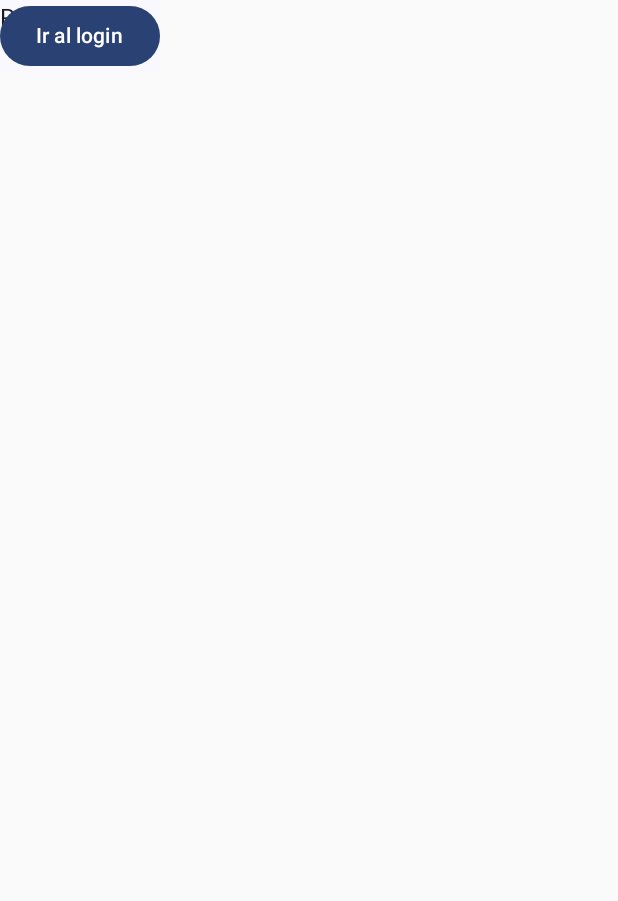
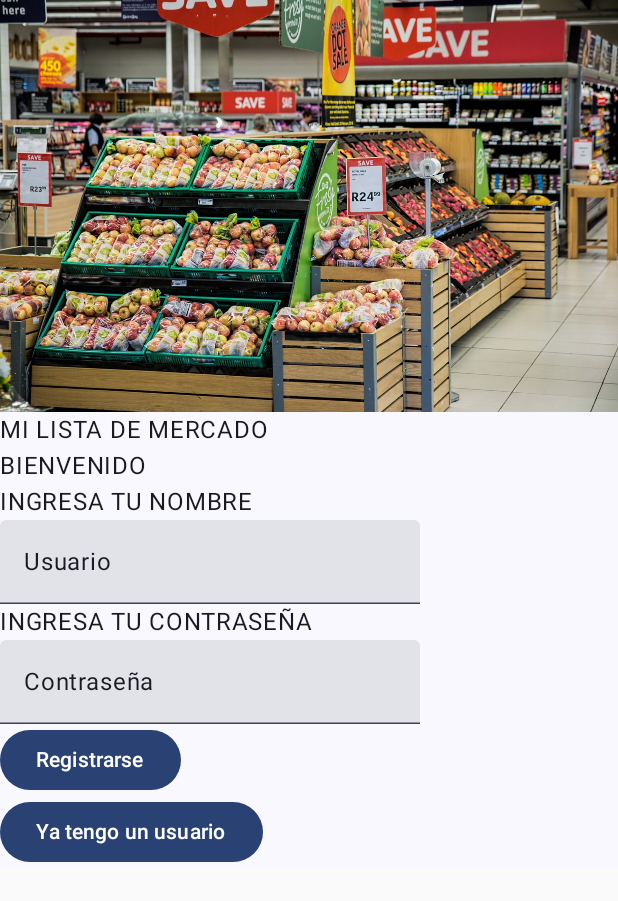
Before and after one commit to JuanfeP2004/AppNativa, an Android app built with Jetpack Compose: the screen it shows after launch (MainActivity), on a phone screen of 412 x 824 dp. Shown: the top 901 px of the screen. Run offline under Robolectric (Android 15) with nearby library versions, the phone set to English and light mode, and no system bars.

Commit message:
Se crearon las estructuras del login y del registro

```diff
--- a/app/src/main/java/com/xacarana/milistademercado/screens/Register.kt
+++ b/app/src/main/java/com/xacarana/milistademercado/screens/Register.kt
@@ -1,17 +1,43 @@
 package com.xacarana.milistademercado.screens
 
+import android.graphics.drawable.PaintDrawable
+import androidx.compose.foundation.Image
+import androidx.compose.foundation.layout.Column
 import androidx.compose.material3.Button
 import androidx.compose.material3.Surface
 import androidx.compose.material3.Text
+import androidx.compose.material3.TextField
 import androidx.compose.runtime.Composable
+import androidx.compose.ui.layout.ContentScale
+import androidx.compose.ui.res.painterResource
 import androidx.navigation.NavController
+import com.xacarana.milistademercado.R
 
 @Composable
 fun Register(navController: NavController){
     Surface() {
-        Text("Register")
-        Button(onClick = {navController.navigate("login")}) {
-            Text("Ir al login")
+        Column {
+            Image(
+                painter = painterResource(id = R.drawable.auth_image),
+                contentDescription = "Imagen del Registro",
+                contentScale = ContentScale.Fit
+            )
+            Text("MI LISTA DE MERCADO")
+
+            Text("BIENVENIDO")
+
+            Text("INGRESA TU NOMBRE")
+            TextField(value = "Usuario", onValueChange = {})
+
+            Text("INGRESA TU CONTRASEÑA")
+            TextField(value = "Contraseña", onValueChange = {})
+
+            Button(onClick = {navController.navigate("login")}) {
+                Text("Registrarse")
+            }
+            Button(onClick = {navController.navigate("login")}) {
+                Text("Ya tengo un usuario")
+            }
         }
     }
 }
```
Also changed, not shown: app/src/main/java/com/xacarana/milistademercado/screens/Login.kt (+28 -3 lines), app/src/main/res/drawable/auth_image.jpg (added).
